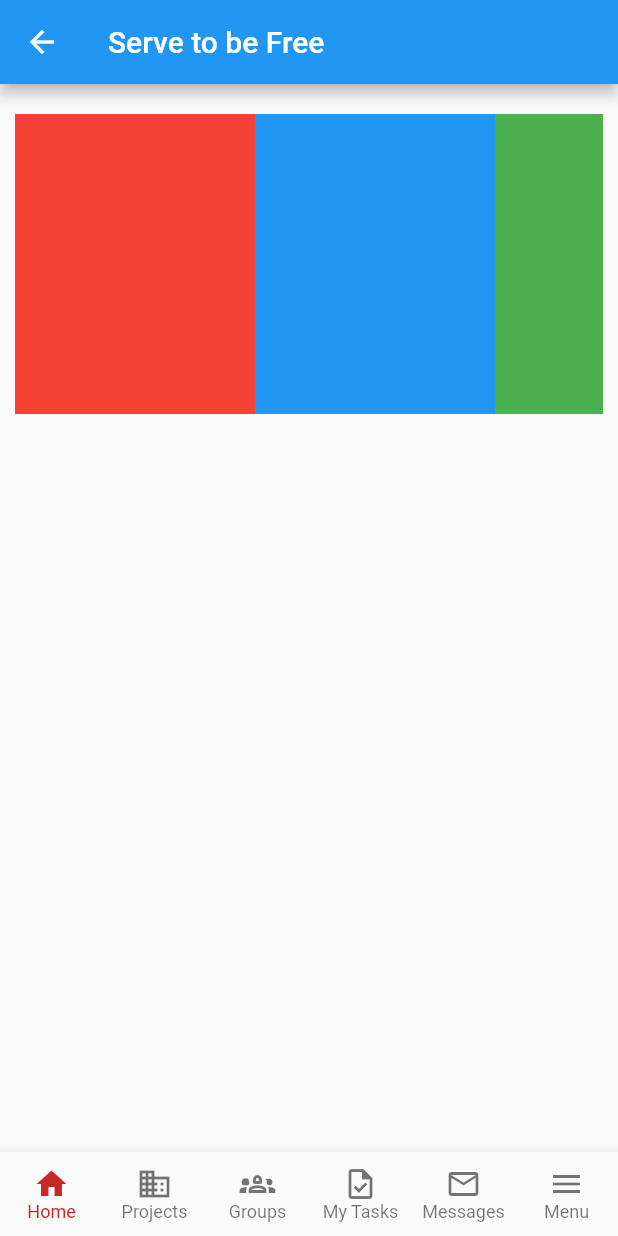
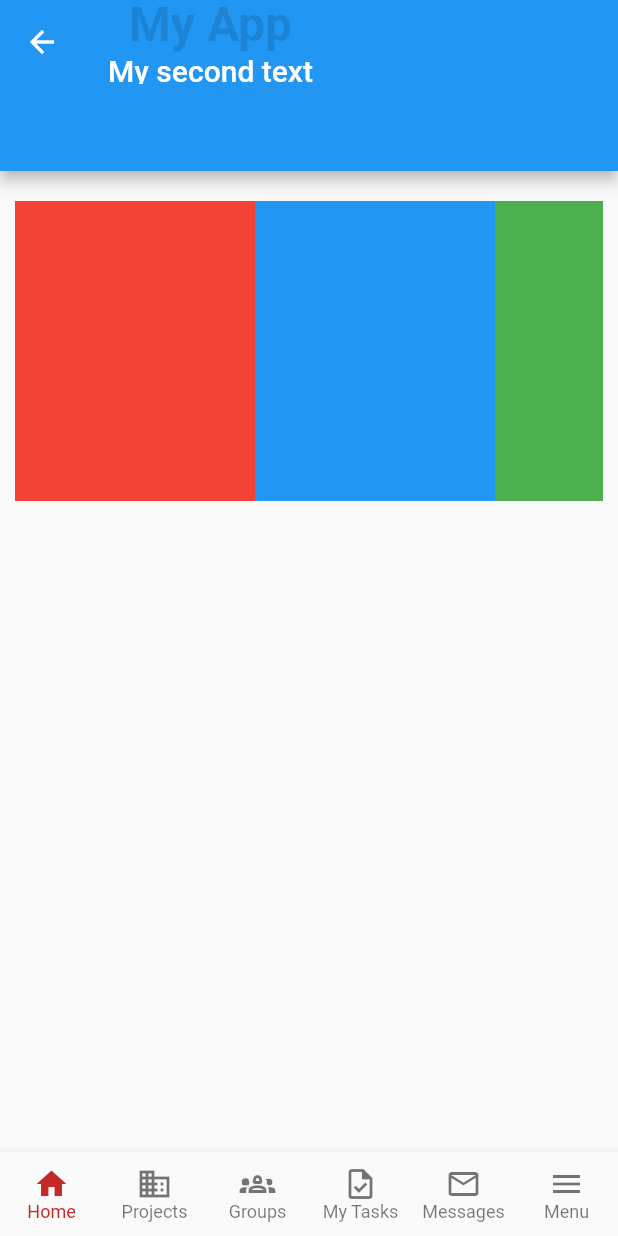
Before and after one commit to TylerMason/serve_to_be_free, a Flutter app: the AppPage screen opened directly, on a phone screen of 412 x 824 dp. Run offline on Flutter 3.47's test engine with Material 2 defaults, Android fonts, the phone set to English and light mode, and no system bars; Roboto replaces fonts that are missing (Raleway).

Commit message:
Add much more styling and layout to projects and appbar.

```diff
--- a/lib/screens/app.dart
+++ b/lib/screens/app.dart
@@ -14,12 +14,65 @@ class AppPage extends StatefulWidget {
 
 class _AppPageState extends State<AppPage> {
   int _selectedIndex = 0;
+  //bool _showAppBarHeader = true;
 
   void _onItemTapped(int index) {
     setState(() {
       _selectedIndex = index;
     });
   }
+
+  /*
+  This object is my attempt in creating a dynamic appbar header but we will
+  be able to consider other options when it comes to changing the layout in
+  a more dynamic way possibly.
+  */
+  static List<PreferredSizeWidget> _appBarHeaderOptions = <PreferredSizeWidget>[
+    PreferredSize(
+      preferredSize: Size(double.infinity, 114),
+      child: AppBar(
+          centerTitle: false,
+          title: Column(children: <Widget>[
+            Text(
+              'My App',
+              style: TextStyle(
+                  color: Colors.black12,
+                  fontWeight: FontWeight.bold,
+                  fontFamily: 'Raleway',
+                  fontSize: 32),
+            ),
+            Text("My second text"),
+          ])),
+    ),
+  ];
+
+  static const List<BottomNavigationBarItem> BottomNavBarItems =
+      <BottomNavigationBarItem>[
+    BottomNavigationBarItem(
+      icon: Icon(Icons.home),
+      label: 'Home',
+    ),
+    BottomNavigationBarItem(
+      icon: Icon(Icons.business),
+      label: 'Projects',
+    ),
+    BottomNavigationBarItem(
+      icon: Icon(Icons.groups_2_outlined),
+      label: 'Groups',
+    ),
+    BottomNavigationBarItem(
+      icon: Icon(Icons.task_outlined),
+      label: 'My Tasks',
+    ),
+    BottomNavigationBarItem(
+      icon: Icon(Icons.email_outlined),
+      label: 'Messages',
+    ),
+    BottomNavigationBarItem(
+      icon: Icon(Icons.menu),
+      label: 'Menu',
+    ),
+  ];
 
   static const List<Widget> body = <Widget>[
     DashboardPage(),
@@ -29,7 +82,6 @@ class _AppPageState extends State<AppPage> {
     MessagesPage(),
     GroupsPage()
   ];
-  //late int appIndex = NavBar.currentIndex;
 
   @override
   Widget build(BuildContext context) {
@@ -40,43 +92,34 @@ class _AppPageState extends State<AppPage> {
           The above line could be a good option for the profile pic by nullifying
           the appBar to make room for a background photo... Just trying to figure
           out how to change the "boolean" variable from a different widget... or
-          if we navigate to the profile page
+          if we navigate to the profile page.
+
+          This is also being considered in an object above called appBarHeaderOptions
+          on th eline below because the SliverAppBar widget is looking like the closest possibility
+          to making our profile page look more like the invision profile page layout.
         */
-        appBar: AppBar(title: Text('Serve to be Free')),
+        appBar: _appBarHeaderOptions[0],
 
         /*
           Takes one of our many widgets in our List above and puts it
           in a scrollable view... Can be changed depending on how we
-          structure each view if they need more space or less.
+          structure each view if they need more space or less. So far seems like
+          the best option... Could be changed to something else if it fits our
+          needs better. But thats my best understanding so far.
         */
         body: SingleChildScrollView(child: body[_selectedIndex]),
+
+        /*
+        Maybe need to figure out how to deal with the menu (Far right nav button).
+        I think the best solution so far would be to use MaterialPageRoute because
+        that give us use of the back button by making the menu items easy to navigate
+        back to from the profile, but also use the profile page by itself when clicked on
+        from somewhere else... It would also really only be needed for a person's
+        personal profile and not someone else's.
+        */
+
         bottomNavigationBar: BottomNavigationBar(
-            items: const <BottomNavigationBarItem>[
-              BottomNavigationBarItem(
-                icon: Icon(Icons.home),
-                label: 'Home',
-              ),
-              BottomNavigationBarItem(
-                icon: Icon(Icons.business),
-                label: 'Projects',
-              ),
-              BottomNavigationBarItem(
-                icon: Icon(Icons.groups_2_outlined),
-                label: 'Groups',
-              ),
-              BottomNavigationBarItem(
-                icon: Icon(Icons.task_outlined),
-                label: 'My Tasks',
-              ),
-              BottomNavigationBarItem(
-                icon: Icon(Icons.email_outlined),
-                label: 'Messages',
-              ),
-              BottomNavigationBarItem(
-                icon: Icon(Icons.menu),
-                label: 'Menu',
-              ),
-            ],
+            items: [for (var navItem in BottomNavBarItems) navItem],
             selectedFontSize: 12,
             unselectedFontSize: 12,
             type: BottomNavigationBarType.fixed,
--- a/lib/screens/groups.dart
+++ b/lib/screens/groups.dart
@@ -10,8 +10,6 @@ class GroupsPage extends StatefulWidget {
 class _GroupsPageState extends State<GroupsPage> {
   @override
   Widget build(BuildContext context) {
-    return Container(
-      child: const Text("Hello! i am Groups!", style: TextStyle(fontSize: 20)),
-    );
+    return Container(child: (Text('I am groups')));
   }
 }
--- a/lib/screens/login.dart
+++ b/lib/screens/login.dart
@@ -133,6 +133,9 @@ class _LoginScreenState extends State<LoginScreen> {
             context,
             MaterialPageRoute(builder: (context) => const AppPage()),
           )
+          // setState(() {
+          //   AppPage();
+          // })
         },
         // padding: EdgeInsets.all(15.0),
         // shape: RoundedRectangleBorder(
--- a/lib/screens/messages.dart
+++ b/lib/screens/messages.dart
@@ -12,7 +12,7 @@ class _MessagesPageState extends State<MessagesPage> {
   Widget build(BuildContext context) {
     return Container(
       child:
-          const Text("Hello! i am Projects!", style: TextStyle(fontSize: 20)),
+          const Text("Hello! i am Messages!", style: TextStyle(fontSize: 20)),
     );
   }
 }
--- a/pubspec.yaml
+++ b/pubspec.yaml
@@ -88,3 +88,6 @@ flutter:
   #
   # For details regarding fonts from package dependencies,
   # see https://flutter.dev/custom-fonts/#from-packages
+
+  assets:
+    - assets/images/
```
Also changed, not shown: lib/screens/profile.dart (added, +11 -0 lines), lib/screens/projects.dart (+86 -2 lines), lib/screens/widgets/projectCard.dart (added, +39 -0 lines), lib/screens/widgets/sponsorCard.dart (added, +69 -0 lines), lib/screens/widgets/wideBorderButton.dart (added, +55 -0 lines), assets/images/placeholderlogo.png (added).
